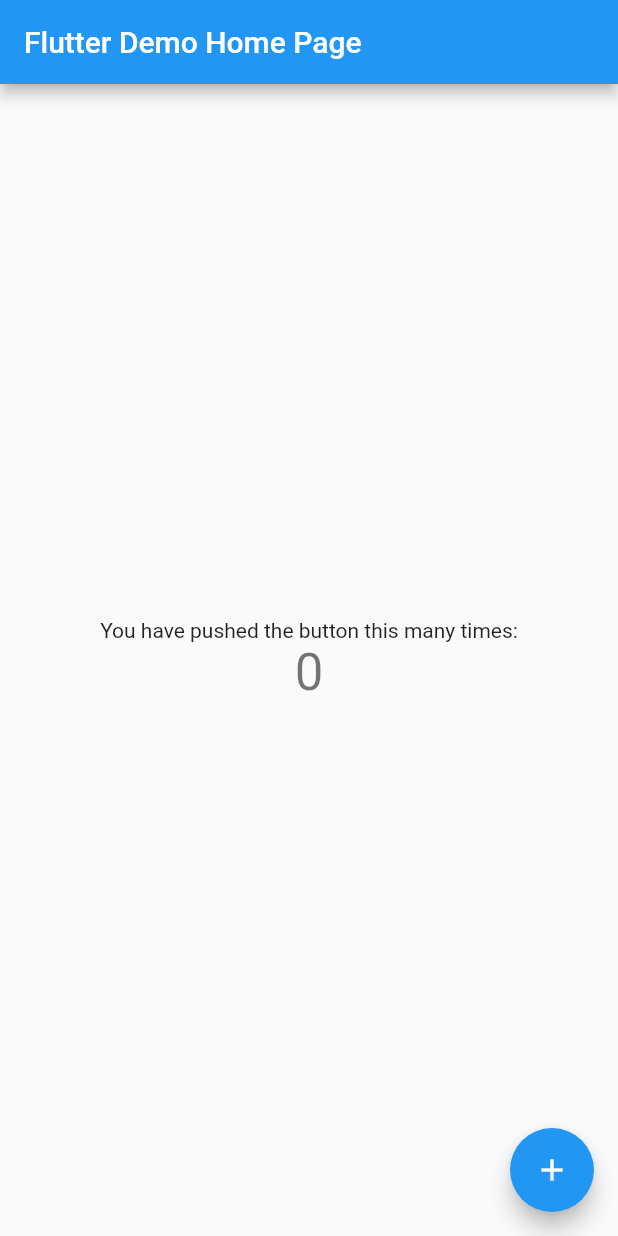
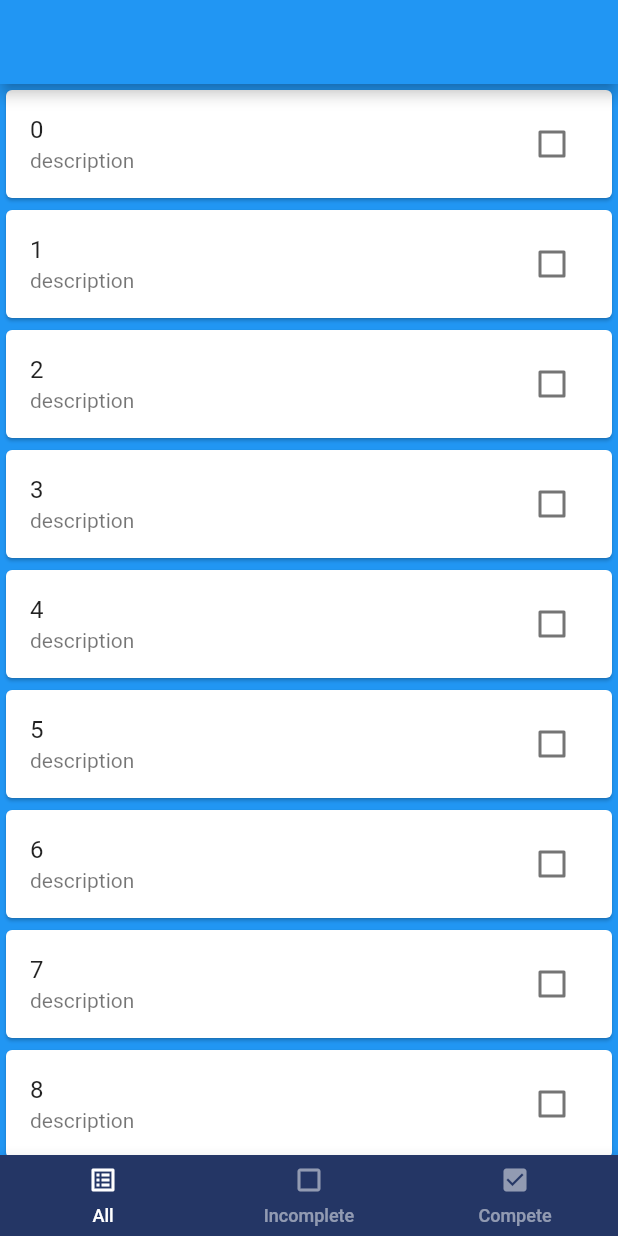
Before and after one commit to tantruongnhat/todo-interview-app, a Flutter app: the screen it shows after launch, on a phone screen of 412 x 824 dp. Run offline on Flutter 3.47's test engine with Material 2 defaults, Android fonts, the phone set to English and light mode, and no system bars; drawn by our look-alikes of flutter_slidable; our stand-ins replace equatable, get.

Commit message:
basic source

```diff
--- /dev/null
+++ b/lib/bindings/home.dart
@@ -0,0 +1,10 @@
+
+import 'package:get/get.dart';
+import 'package:todo_interview/controller/home.dart';
+
+class HomeBinding extends Bindings {
+  @override
+  void dependencies() {
+    Get.lazyPut(() => HomePageController());
+  }
+}
--- /dev/null
+++ b/lib/controller/home.dart
@@ -0,0 +1,89 @@
+import 'package:get/get.dart';
+import 'package:todo_interview/models/todo_item.dart';
+import 'package:todo_interview/view/todo_list_view.dart';
+
+class HomePageController extends GetxController {
+  var tabIndex = 0.obs;
+
+  final dataAllList = <TodoModel>[].obs;
+  final dataCompleteList = <TodoModel>[].obs;
+  final dataInCompleteList = <TodoModel>[].obs;
+
+  void changeTabIndex(int index) {
+    tabIndex.value = index;
+  }
+
+  @override
+  void onInit() {
+    super.onInit();
+    dataAllList(dummyData());
+    dataCompleteList(dataAllList.value.where((element) => element.status ==2).toList());
+    dataInCompleteList(dataAllList.value.where((element) => element.status !=2).toList());
+  }
+
+  @override
+  void dispose() {
+    super.dispose();
+  }
+
+  List<TodoModel> dummyData() {
+    return List.generate(
+        10,
+        (index) => TodoModel(
+            id: index,
+            title: "$index",
+            description: "description",
+            createdAt: DateTime.now(),
+            updatedAt: DateTime.now(),
+            status: 0));
+  }
+
+  List<TodoModel> getListData(TabType tabType) {
+    switch (tabType) {
+      case TabType.all:
+        return dataAllList;
+      case TabType.complete:
+        return dataCompleteList;
+      case TabType.inComplete:
+        return dataInCompleteList;
+    }
+  }
+
+  void changeTodoItemStatus(TodoModel listItem, bool isCheck) {
+    int index = dataAllList.indexWhere((element) => element.id == listItem.id);
+    if (index != -1) dataAllList[index] = listItem..status = isCheck ? 1 : 0;
+    dataAllList(dataAllList.value);
+    dataCompleteList(dataAllList.value.where((element) => element.status == 1).toList());
+    dataInCompleteList(dataAllList.value.where((element) => element.status != 1).toList());
+    // if (isCheck) {
+    //   int indexComplete =
+    //       dataCompleteList.indexWhere((element) => element.id == listItem.id);
+    //   if (indexComplete == -1) {
+    //     dataCompleteList.add(listItem..status = isCheck ? 2 : 1);
+    //     dataCompleteList(dataCompleteList.value);
+    //   }
+    //
+    //   int indexInComplete =
+    //   dataInCompleteList.indexWhere((element) => element.id == listItem.id);
+    //   if (indexInComplete != -1) {
+    //     dataInCompleteList.removeAt(indexInComplete);
+    //     dataInCompleteList(dataInCompleteList.value);
+    //   }
+    //
+    // } else {
+    //   int indexComplete =
+    //   dataCompleteList.indexWhere((element) => element.id == listItem.id);
+    //   if (indexComplete != -1) {
+    //     dataCompleteList.removeAt(indexComplete);
+    //     dataCompleteList(dataInCompleteList.value);
+    //   }
+    //
+    //   int indexInComplete =
+    //   dataInCompleteList.indexWhere((element) => element.id == listItem.id);
+    //   if (indexInComplete == -1) {
+    //     dataCompleteList.add(listItem..status = isCheck ? 1 : 2);
+    //     dataCompleteList(dataCompleteList.value);
+    //   }
+    // }
+  }
+}
--- a/lib/main.dart
+++ b/lib/main.dart
@@ -1,4 +1,7 @@
 import 'package:flutter/material.dart';
+import 'package:get/get.dart';
+
+import 'routes/app_pages.dart';
 
 void main() {
   runApp(const MyApp());
@@ -10,106 +13,10 @@ class MyApp extends StatelessWidget {
   // This widget is the root of your application.
   @override
   Widget build(BuildContext context) {
-    return MaterialApp(
-      title: 'Flutter Demo',
-      theme: ThemeData(
-        // This is the theme of your application.
-        //
-        // Try running your application with "flutter run". You'll see the
-        // application has a blue toolbar. Then, without quitting the app, try
-        // changing the primarySwatch below to Colors.green and then invoke
-        // "hot reload" (press "r" in the console where you ran "flutter run",
-        // or simply save your changes to "hot reload" in a Flutter IDE).
-        // Notice that the counter didn't reset back to zero; the application
-        // is not restarted.
-        primarySwatch: Colors.blue,
-      ),
-      home: const MyHomePage(title: 'Flutter Demo Home Page'),
+    return GetMaterialApp(
+      title: "Application",
+      initialRoute: AppPages.initial,
+      getPages: AppPages.routes,
     );
   }
 }
-
-class MyHomePage extends StatefulWidget {
-  const MyHomePage({Key? key, required this.title}) : super(key: key);
-
-  // This widget is the home page of your application. It is stateful, meaning
-  // that it has a State object (defined below) that contains fields that affect
-  // how it looks.
-
-  // This class is the configuration for the state. It holds the values (in this
-  // case the title) provided by the parent (in this case the App widget) and
-  // used by the build method of the State. Fields in a Widget subclass are
-  // always marked "final".
-
-  final String title;
-
-  @override
-  State<MyHomePage> createState() => _MyHomePageState();
-}
-
-class _MyHomePageState extends State<MyHomePage> {
-  int _counter = 0;
-
-  void _incrementCounter() {
-    setState(() {
-      // This call to setState tells the Flutter framework that something has
-      // changed in this State, which causes it to rerun the build method below
-      // so that the display can reflect the updated values. If we changed
-      // _counter without calling setState(), then the build method would not be
-      // called again, and so nothing would appear to happen.
-      _counter++;
-    });
-  }
-
-  @override
-  Widget build(BuildContext context) {
-    // This method is rerun every time setState is called, for instance as done
-    // by the _incrementCounter method above.
-    //
-    // The Flutter framework has been optimized to make rerunning build methods
-    // fast, so that you can just rebuild anything that needs updating rather
-    // than having to individually change instances of widgets.
-    return Scaffold(
-      appBar: AppBar(
-        // Here we take the value from the MyHomePage object that was created by
-        // the App.build method, and use it to set our appbar title.
-        title: Text(widget.title),
-      ),
-      body: Center(
-        // Center is a layout widget. It takes a single child and positions it
-        // in the middle of the parent.
-        child: Column(
-          // Column is also a layout widget. It takes a list of children and
-          // arranges them vertically. By default, it sizes itself to fit its
-          // children horizontally, and tries to be as tall as its parent.
-          //
-          // Invoke "debug painting" (press "p" in the console, choose the
-          // "Toggle Debug Paint" action from the Flutter Inspector in Android
-          // Studio, or the "Toggle Debug Paint" command in Visual Studio Code)
-          // to see the wireframe for each widget.
-          //
-          // Column has various properties to control how it sizes itself and
-          // how it positions its children. Here we use mainAxisAlignment to
-          // center the children vertically; the main axis here is the vertical
-          // axis because Columns are vertical (the cross axis would be
-          // horizontal).
-          mainAxisAlignment: MainAxisAlignment.center,
-          children: <Widget>[
-            const Text(
-              'You have pushed the button this many times:',
-            ),
-            Text(
-              '$_counter',
-              style: Theme.of(context).textTheme.headline4,
-            ),
-          ],
-        ),
-      ),
-      floatingActionButton: FloatingActionButton(
-        onPressed: _incrementCounter,
-        tooltip: 'Increment',
-        child: const Icon(Icons.add),
-      ), // This trailing comma makes auto-formatting nicer for build methods.
-    );
-  }
-}
--- /dev/null
+++ b/lib/models/todo_item.dart
@@ -0,0 +1,23 @@
+
+import 'package:equatable/equatable.dart';
+
+class TodoModel extends Equatable{
+  final int id;
+  final String title;
+  final String description;
+  final DateTime createdAt;
+  final DateTime updatedAt;
+  int status;
+
+  TodoModel({
+    required this.id,
+    required this.title,
+    required this.description,
+    required this.createdAt,
+    required this.updatedAt,
+    required this.status
+  });
+
+  @override
+  List<Object> get props => [id];
+}
--- /dev/null
+++ b/lib/routes/app_pages.dart
@@ -0,0 +1,18 @@
+import 'package:get/get.dart';
+import 'package:todo_interview/bindings/home.dart';
+import 'package:todo_interview/view/home_page.dart';
+
+part 'app_routes.dart';
+
+class AppPages {
+  static const initial= Routes.home;
+
+  static final routes = [
+    GetPage(
+      name: _Paths.home,
+      page: () => HomePage(),
+      binding: HomeBinding(),
+    ),
+
+  ];
+}
--- /dev/null
+++ b/lib/routes/app_routes.dart
@@ -0,0 +1,9 @@
+part of 'app_pages.dart';
+
+abstract class Routes {
+  static const home = _Paths.home;
+}
+
+abstract class _Paths {
+  static const home = '/home';
+}
--- /dev/null
+++ b/lib/view/home_page.dart
@@ -0,0 +1,99 @@
+import 'package:flutter/cupertino.dart';
+import 'package:flutter/material.dart';
+import 'package:get/get.dart';
+import 'package:todo_interview/controller/home.dart';
+
+import 'todo_list_view.dart';
+
+class HomePage extends StatelessWidget {
+  HomePage({Key? key}) : super(key: key);
+
+  final HomePageController controller = Get.find();
+
+  final TextStyle unselectedLabelStyle = TextStyle(
+      color: Colors.white.withOpacity(0.5),
+      fontWeight: FontWeight.w500,
+      fontSize: 12);
+
+  final TextStyle selectedLabelStyle = const TextStyle(
+      color: Colors.white, fontWeight: FontWeight.w500, fontSize: 12);
+
+  final backgroundColorBarItem = const Color.fromRGBO(36, 54, 101, 1.0);
+
+  @override
+  Widget build(BuildContext context) {
+    return SafeArea(
+      child: Scaffold(
+        appBar: AppBar(),
+        bottomNavigationBar: buildBottomNavigationMenu(context, controller),
+        body: Obx(
+          () => IndexedStack(
+            index: controller.tabIndex.value,
+            children: const [
+              TodoListView(TabType.all),
+              TodoListView(TabType.inComplete),
+              TodoListView(TabType.complete),
+            ],
+          ),
+        ),
+      ),
+    );
+  }
+
+  buildBottomNavigationMenu(context, landingPageController) {
+    return Obx(
+      () => MediaQuery(
+        data: MediaQuery.of(context).copyWith(textScaleFactor: 1.0),
+        child: SizedBox(
+          height: 54,
+          child: BottomNavigationBar(
+            showUnselectedLabels: true,
+            showSelectedLabels: true,
+            onTap: landingPageController.changeTabIndex,
+            currentIndex: landingPageController.tabIndex.value,
+            backgroundColor: backgroundColorBarItem,
+            unselectedItemColor: Colors.white.withOpacity(0.5),
+            selectedItemColor: Colors.white,
+            unselectedLabelStyle: unselectedLabelStyle,
+            selectedLabelStyle: selectedLabelStyle,
+            items: [
+              BottomNavigationBarItem(
+                icon: Container(
+                  margin: const EdgeInsets.only(bottom: 7),
+                  child: const Icon(
+                    Icons.list_alt,
+                    size: 20.0,
+                  ),
+                ),
+                label: 'All',
+                backgroundColor: backgroundColorBarItem,
+              ),
+              BottomNavigationBarItem(
+                icon: Container(
+                  margin: const EdgeInsets.only(bottom: 7),
+                  child: const Icon(
+                    Icons.check_box_outline_blank,
+                    size: 20.0,
+                  ),
+                ),
+                label: 'Incomplete',
+                backgroundColor: backgroundColorBarItem,
+              ),
+              BottomNavigationBarItem(
+                icon: Container(
+                  margin: const EdgeInsets.only(bottom: 7),
+                  child: const Icon(
+                    Icons.check_box,
+                    size: 20.0,
+                  ),
+                ),
+                label: 'Compete',
+                backgroundColor: backgroundColorBarItem,
+              ),
+            ],
+          ),
+        ),
+      ),
+    );
+  }
+}
--- /dev/null
+++ b/lib/view/todo_list_view.dart
@@ -0,0 +1,92 @@
+import 'package:flutter/material.dart';
+import 'package:flutter_slidable/flutter_slidable.dart';
+import 'package:get/get.dart';
+import 'package:todo_interview/controller/home.dart';
+import 'package:todo_interview/models/todo_item.dart';
+
+enum TabType {
+  all,
+  complete,
+  inComplete,
+}
+
+class TodoListView extends StatefulWidget {
+  final TabType tabType;
+
+  const TodoListView(this.tabType, {Key? key}) : super(key: key);
+
+  @override
+  _TodoListViewState createState() => _TodoListViewState();
+}
+
+class _TodoListViewState extends State<TodoListView> {
+  final HomePageController controller = Get.find();
+
+  late List<TodoModel> listItem;
+
+  @override
+  void initState() {
+    super.initState();
+    listItem = controller.getListData(widget.tabType);
+  }
+
+  @override
+  Widget build(BuildContext context) {
+    return _buildView();
+  }
+
+  Widget _buildView() {
+    final listVIew = _buildList();
+    switch (widget.tabType) {
+      case TabType.all:
+        return Container(color: Colors.blue, child: listVIew);
+      case TabType.complete:
+        return Container(color: Colors.red, child: _buildList());
+      case TabType.inComplete:
+        return Container(
+          color: Colors.yellow,
+          child: _buildList(),
+        );
+    }
+  }
+
+  _buildList() {
+    return Obx(
+      () => ListView.builder(
+        itemBuilder: (context, index) => Slidable(
+          key: Key(listItem[index].id.toString()), //set key
+
+          actionPane: const SlidableDrawerActionPane(),
+          secondaryActions: [
+            //action button to show in head
+            ElevatedButton(
+              child: const Icon(Icons.delete),
+              onPressed: () {
+                //action for phone call
+              },
+            ),
+            //add more action buttons here
+          ],
+          child: Card(
+            key: ValueKey(listItem[index].id.toString()),
+            child: ListTile(
+                title: Text(listItem[index].title),
+                subtitle: Text(listItem[index].description),
+                trailing: Checkbox(
+                  value: getCheckBoxValue(listItem[index].status),
+                  onChanged: (bool? value) {
+                    controller.changeTodoItemStatus(listItem[index], value ?? false);
+                  },
+                )),
+          ),
+        ),
+        itemCount: listItem.length,
+      ),
+    );
+  }
+
+  getCheckBoxValue(int status) {
+    if (status == 1) return true;
+    return false;
+  }
+}
--- a/pubspec.yaml
+++ b/pubspec.yaml
@@ -34,6 +34,12 @@ dependencies:
   # The following adds the Cupertino Icons font to your application.
   # Use with the CupertinoIcons class for iOS style icons.
   cupertino_icons: ^1.0.2
+
+  get: ^4.3.8
+
+  equatable: ^2.0.3
+
+  flutter_slidable: ^0.6.0
 
 dev_dependencies:
   flutter_test:
```
Also changed, not shown: pubspec.lock, 1 other file.
